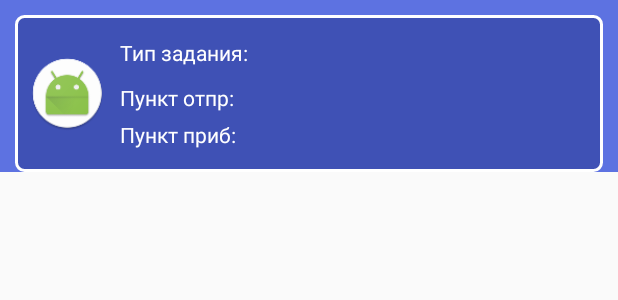
After one commit to zabelyaev/car-park, an Android app: the layout task_list_item.xml on its own in the app's theme, with its tools: preview values and no code run, on a phone screen of 412 x 824 dp. The commit adds this screen. Shown: the top 300 px of the screen. Run offline under Robolectric (Android 15) with nearby library versions, the light colour scheme and no system bars; network calls fail.

Commit message:
Добавлена выгрузка заданий из базы для водителей. Но это не точно.

```diff
--- a/CarPark/app/build.gradle
+++ b/CarPark/app/build.gradle
@@ -26,5 +26,8 @@ dependencies {
     })
     compile 'com.android.support:appcompat-v7:26.+'
     compile 'com.android.support.constraint:constraint-layout:1.0.2'
+    compile 'com.android.support:recyclerview-v7:26.0.+'
+    compile 'com.mcxiaoke.volley:library:1.0.19'
     testCompile 'junit:junit:4.12'
+
 }
--- a/CarPark/app/src/main/AndroidManifest.xml
+++ b/CarPark/app/src/main/AndroidManifest.xml
@@ -1,7 +1,7 @@
 <?xml version="1.0" encoding="utf-8"?>
 <manifest xmlns:android="http://schemas.android.com/apk/res/android"
     package="carpark.carpark">
-
+    <uses-permission android:name="android.permission.INTERNET" />
     <application
         android:allowBackup="true"
         android:icon="@mipmap/ic_launcher_ap"
--- /dev/null
+++ b/CarPark/app/src/main/res/layout/task_list_item.xml
@@ -0,0 +1,64 @@
+<?xml version="1.0" encoding="utf-8"?>
+<LinearLayout xmlns:android="http://schemas.android.com/apk/res/android"
+    xmlns:app="http://schemas.android.com/apk/res-auto"
+    android:orientation="vertical"
+    android:layout_width="match_parent"
+    android:layout_height="wrap_content"
+    android:background="#5D72E1">
+
+
+    <LinearLayout
+        android:layout_width="match_parent"
+        android:layout_height="wrap_content"
+        android:orientation="vertical">
+
+        <RelativeLayout
+            android:layout_width="match_parent"
+            android:layout_height="wrap_content"
+            android:layout_marginLeft="10dp"
+            android:layout_marginRight="10dp"
+            android:layout_marginTop="10dp"
+            android:background="@drawable/border"
+            android:onClick="edit_task">
+
+            <ImageView
+                android:layout_width="50dp"
+                android:layout_height="50dp"
+                android:layout_centerVertical="true"
+                android:layout_marginBottom="10dp"
+                android:layout_marginLeft="10dp"
+                android:layout_marginTop="10dp"
+                app:srcCompat="@mipmap/ic_launcher_round" />
+
+            <TextView
+                android:id="@+id/type_bid"
+                android:layout_width="match_parent"
+                android:layout_height="wrap_content"
+                android:layout_marginLeft="70dp"
+                android:layout_marginTop="15dp"
+                android:text="@string/tipzad"
+                android:textColor="#FFFFFF" />
+
+            <TextView
+                android:id="@+id/address_start"
+                android:layout_width="match_parent"
+                android:layout_height="wrap_content"
+                android:layout_marginLeft="70dp"
+                android:layout_marginTop="45dp"
+                android:text="@string/potpr"
+                android:textColor="#FFFFFF" />
+
+            <TextView
+                android:id="@+id/address_finish"
+                android:layout_width="match_parent"
+                android:layout_height="wrap_content"
+                android:layout_marginBottom="15dp"
+                android:layout_marginLeft="70dp"
+                android:layout_marginTop="70dp"
+                android:text="@string/pprib"
+                android:textColor="#FFFFFF" />
+
+        </RelativeLayout>
+    </LinearLayout>
+
+</LinearLayout>
```
Also changed, not shown: CarPark/app/src/main/java/carpark/carpark/GetDataAdapter.java (added, +36 -0 lines), CarPark/app/src/main/java/carpark/carpark/RecyclerViewAdapter.java (added, +68 -0 lines), CarPark/app/src/main/java/carpark/carpark/task_list.java (+84 -1 lines), CarPark/app/src/main/res/layout/task_list.xml (+15 -61 lines).
